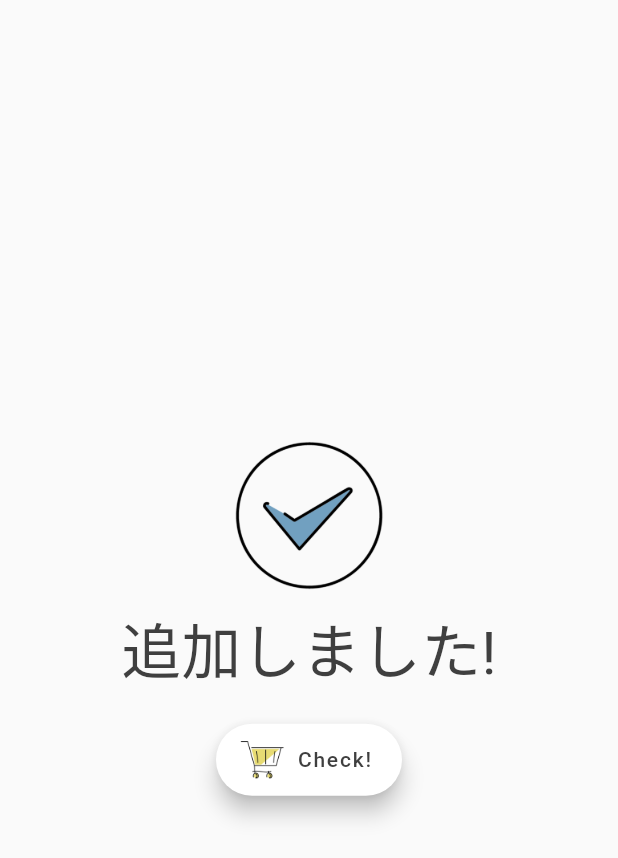
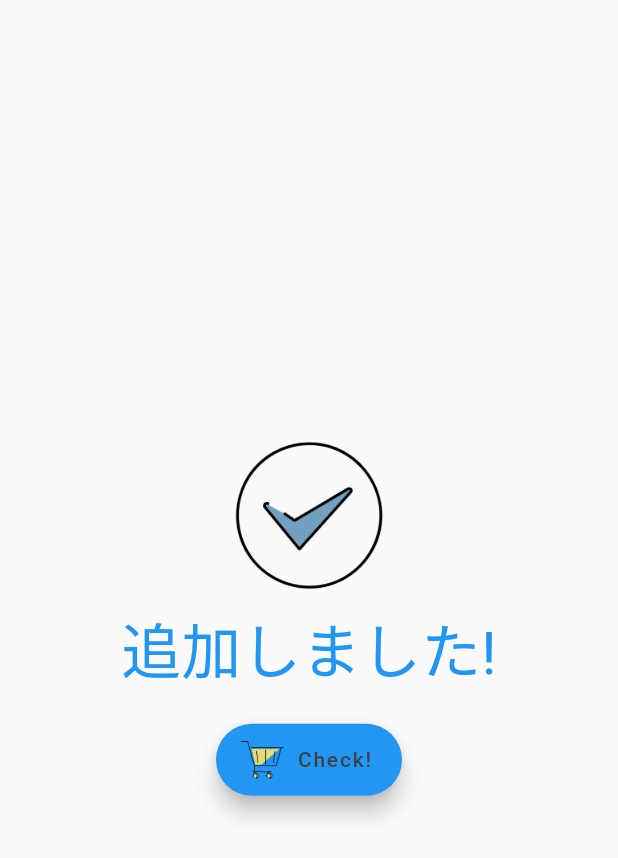
Before and after one commit to shin-shin-01/flutter, a Flutter app: the SuccessScreen screen opened by its route, on a phone screen of 412 x 824 dp. Shown: the top 858 px of the screen. Run offline on Flutter 3.47's test engine with Material 2 defaults, Android fonts, the phone set to English and light mode, and no system bars; our stand-ins replace flutter_dotenv, flutter_spinkit, get_it, google_fonts, liquid_progress_indicator, stacked; missing offline and left inert: flutter_form_bloc, flutter_line_sdk; network calls fail.

Commit message:
refactor color

```diff
--- a/lib/services/configuration.dart
+++ b/lib/services/configuration.dart
@@ -1,3 +1,5 @@
+import 'package:flutter/material.dart';
+
 class ConfigurationService {
   /// apiRootUrl
   String get apiRootUrl {
@@ -10,4 +12,49 @@ class ConfigurationService {
   String get authorizationHeaderName {
     return 'LINEAuthorization';
   }
+
+  static int primaryColor = 0xff3f3f3f;
+
+  final app_color = {
+    "primaryColor": Color(primaryColor),
+    "text": Color(primaryColor),
+
+    /// appBar
+    "appBarBackground": Colors.grey.withOpacity(0.9),
+    "appBarIconBackground": Colors.transparent,
+
+    /// sideMenu
+    "sideMenuHeader": Colors.grey.withOpacity(0.9),
+
+    /// progressBar
+    "progressBar": Color(primaryColor).withAlpha(150),
+    "progressBarBackground": Colors.white,
+    "progressBarBorder": Color(primaryColor),
+
+    /// successScreen
+    "successButtonBackground": Colors.white,
+
+    /// Loading
+    "loadingBackground": Color(primaryColor).withAlpha(150),
+    "loadingIcon": Colors.white,
+
+    /// Category
+    "categoryAppBarBackground": Colors.white,
+    "categoryAppBarTabIndicator": Colors.green,
+    "categoryAppBarTabLabel": Colors.green,
+    "categoryAppBarTabUnselectedLabel": Colors.grey,
+
+    /// dialog
+    "dialogBackground": Colors.white,
+    "dialogBorder": Colors.grey,
+
+    /// CreateWish
+    "createWishSubmitBackground": Colors.blue.withOpacity(0.2),
+    "createWishBackgound": Colors.white,
+
+    /// Root
+    "rootBackground": Color(0xffdfefff),
+  };
+
+  Map get appColor => app_color;
 }
--- a/lib/shared/sidemenu.dart
+++ b/lib/shared/sidemenu.dart
@@ -1,7 +1,10 @@
 import 'package:flutter/material.dart';
+import 'package:my_app/services_locator.dart';
+import 'package:my_app/services/configuration.dart';
 
 /// SideMenu
 class SideMenu extends StatelessWidget {
+  final _config = servicesLocator<ConfigurationService>();
   @override
   Widget build(BuildContext context) {
     return Drawer(
@@ -9,7 +12,7 @@ class SideMenu extends StatelessWidget {
       children: <Widget>[
         DrawerHeader(
           child: Text('My App'),
-          decoration: BoxDecoration(color: Theme.of(context).primaryColor),
+          decoration: BoxDecoration(color: _config.appColor["sideMenuHeader"]),
         ),
         // sideMenuの要素
         ..._menuItems(context)
--- a/lib/shared/success_screen.dart
+++ b/lib/shared/success_screen.dart
@@ -1,10 +1,12 @@
 import 'package:flutter/material.dart';
 import 'package:my_app/services_locator.dart';
 import 'package:my_app/services/navigation.dart';
+import 'package:my_app/services/configuration.dart';
 
 /// TODO: リファクタリング
 class SuccessScreen extends StatelessWidget {
   final _navigation = servicesLocator<NavigationService>();
+  final _config = servicesLocator<ConfigurationService>();
   SuccessScreen({Key key}) : super(key: key);
 
   @override
@@ -36,9 +38,9 @@ class SuccessScreen extends StatelessWidget {
             ),
             label: Text(
               'Check!',
-              style: TextStyle(color: Theme.of(context).primaryColor),
+              style: TextStyle(color: _config.appColor["text"]),
             ),
-            backgroundColor: Colors.white,
+            backgroundColor: _config.appColor["successBackground"],
             onPressed: () => _navigation.pushAndReplace(routeName: '/root'),
           ),
         ],
--- a/lib/shared/waitingfor_screen.dart
+++ b/lib/shared/waitingfor_screen.dart
@@ -1,6 +1,9 @@
 import 'package:flutter/material.dart';
+import 'package:my_app/services_locator.dart';
+import 'package:my_app/services/configuration.dart';
 
 class WaitingforScreen extends StatelessWidget {
+  final _config = servicesLocator<ConfigurationService>();
   @override
   Widget build(BuildContext context) {
     return Scaffold(
@@ -16,8 +19,7 @@ class WaitingforScreen extends StatelessWidget {
           SizedBox(height: 10),
           Text(
             'Waiting for implementation...',
-            style:
-                TextStyle(fontSize: 20, color: Theme.of(context).primaryColor),
+            style: TextStyle(fontSize: 20, color: _config.appColor["text"]),
             textAlign: TextAlign.center,
           ),
         ],
--- a/lib/ui/create_wish/create_wish_view.dart
+++ b/lib/ui/create_wish/create_wish_view.dart
@@ -2,6 +2,7 @@ import 'package:flutter/material.dart';
 import 'package:flutter_form_bloc/flutter_form_bloc.dart';
 import 'package:my_app/services_locator.dart';
 import 'package:my_app/services/navigation.dart';
+import 'package:my_app/services/configuration.dart';
 import 'package:my_app/ui/create_wish/create_wish_form.dart';
 import 'package:my_app/ui/create_wish/create_wish_form_func.dart';
 
@@ -9,6 +10,7 @@ import 'package:my_app/ui/create_wish/create_wish_form_func.dart';
 /// CreateWishView Main画面
 class CreateWishView extends StatelessWidget {
   final _navigation = servicesLocator<NavigationService>();
+  final _config = servicesLocator<ConfigurationService>();
 
   @override
   Widget build(BuildContext context) {
@@ -26,8 +28,8 @@ class CreateWishView extends StatelessWidget {
               child: Scaffold(
                 appBar: AppBar(
                   title: Text("Create Wish!",
-                      style: TextStyle(color: Theme.of(context).primaryColor)),
-                  backgroundColor: Colors.white,
+                      style: TextStyle(color: _config.appColor["text"])),
+                  backgroundColor: _config.appColor["createWishBackgound"],
                 ),
                 body: FormBlocListener<CreateWishFormBloc, String, String>(
                   /// 成功時の処理
```
Also changed, not shown: lib/main.dart (+1 -6 lines), lib/shared/appbar.dart (+6 -3 lines), lib/shared/loading.dart (+6 -2 lines), lib/shared/progress.dart (+7 -5 lines), lib/ui/category/category_view.dart (+16 -8 lines), lib/ui/create_wish/create_wish_form.dart (+5 -2 lines), lib/ui/root/root_view.dart (+5 -2 lines).
